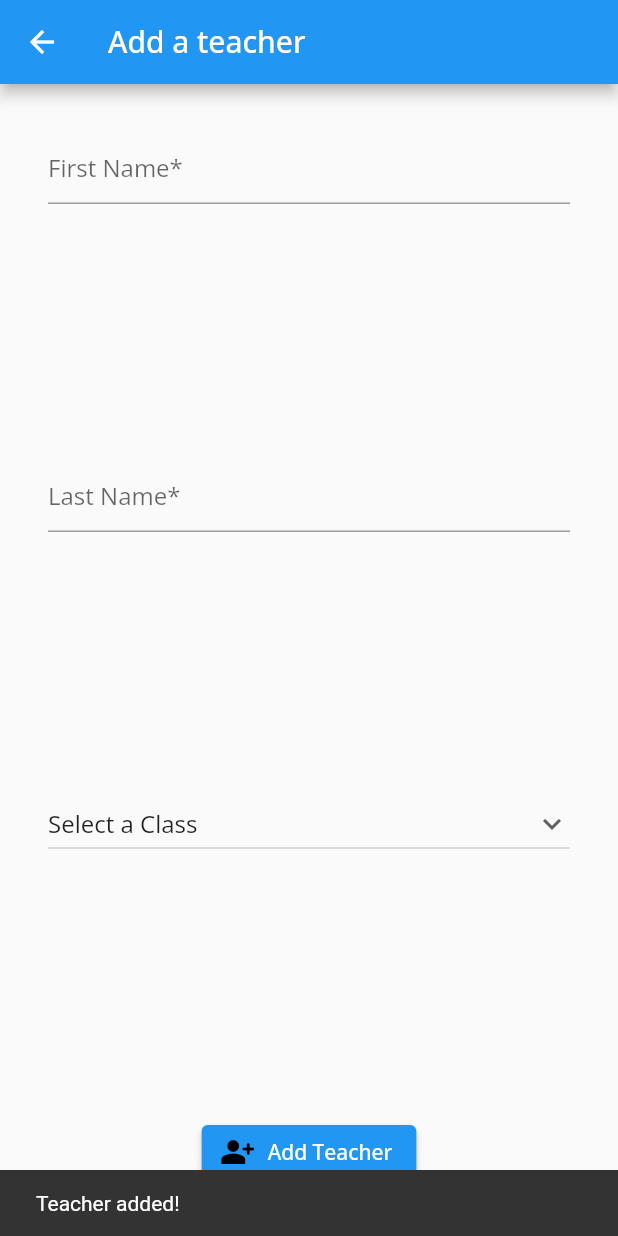
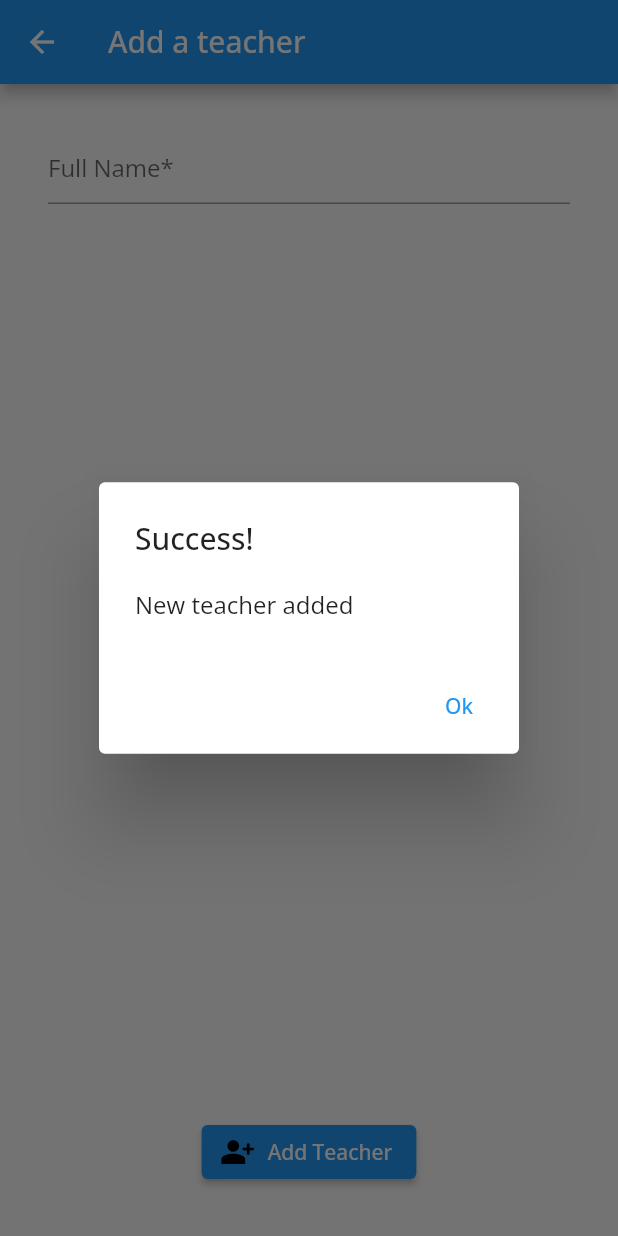
Before and after one commit to pea10164268/reward_system, a Flutter app: the CreateTeacher screen opened by its route, after a tap on "Add Teacher", on a phone screen of 412 x 824 dp. Run offline on Flutter 3.47's test engine with Material 2 defaults, Android fonts, the phone set to English and light mode, and no system bars; our stand-ins replace cloud_firestore, firebase_auth, firebase_core, google_fonts; accounts and stored records are empty.

Commit message:
student list, create classroom and classroom list created.
databases have been referenced together

```diff
--- /dev/null
+++ b/reward_system/lib/Classroom/classroom_list.dart
@@ -0,0 +1,50 @@
+import 'package:cloud_firestore/cloud_firestore.dart';
+import 'package:flutter/material.dart';
+
+class ClassroomList extends StatefulWidget {
+  const ClassroomList({Key? key}) : super(key: key);
+
+  @override
+  State<ClassroomList> createState() => _ClassroomListState();
+}
+
+class _ClassroomListState extends State<ClassroomList> {
+  CollectionReference classrooms =
+      FirebaseFirestore.instance.collection('classrooms');
+
+  @override
+  Widget build(BuildContext context) {
+    return Scaffold(
+        appBar: AppBar(
+          title: const Text('Classroom List',
+              style: TextStyle(
+                fontSize: 20,
+              )),
+        ),
+        body: Center(
+          child: StreamBuilder(
+            stream: classrooms.snapshots(),
+            builder: (context, AsyncSnapshot<QuerySnapshot> snapshot) {
+              if (snapshot.hasError) {
+                return const Text('Something went wrong',
+                    style:
+                        TextStyle(fontSize: 30, fontWeight: FontWeight.bold));
+              }
+
+              if (snapshot.connectionState == ConnectionState.waiting) {
+                return const Text("Loading...");
+              }
+              return ListView.builder(
+                itemCount: snapshot.data!.docs.length,
+                itemBuilder: (context, index) {
+                  return ListTile(
+                    title: Text(snapshot.data?.docs[index]['class_name']),
+                    subtitle: Text(snapshot.data?.docs[index]['teacher']),
+                  );
+                },
+              );
+            },
+          ),
+        ));
+  }
+}
--- a/reward_system/lib/Teacher/create_teacher.dart
+++ b/reward_system/lib/Teacher/create_teacher.dart
@@ -10,31 +10,15 @@ class CreateTeacher extends StatefulWidget {
 
 class _CreateTeacherState extends State<CreateTeacher> {
   final GlobalKey _formKey = GlobalKey<FormState>();
-  final TextEditingController _fNameController = TextEditingController();
-  final TextEditingController _lNameController = TextEditingController();
+  final TextEditingController _fullNameController = TextEditingController();
   CollectionReference teachers =
       FirebaseFirestore.instance.collection('teachers');
 
   Future<void> addTeacher() {
     return teachers.add({
-      'first_name': _fNameController.text,
-      'last_name': _lNameController.text,
-      'classroom': dropdownvalue,
+      'full_name': _fullNameController.text,
     });
   }
-
-  String dropdownvalue = 'Select a Class';
-
-  final _classes = [
-    'Select a Class',
-    'Reception',
-    'Year 1',
-    'Year 2',
-    'Year 3',
-    'Year 4',
-    'Year 5',
-    'Year 6',
-  ];
 
   Widget form() {
     return Expanded(
@@ -46,38 +30,28 @@ class _CreateTeacherState extends State<CreateTeacher> {
                 mainAxisAlignment: MainAxisAlignment.spaceBetween,
                 children: <Widget>[
                   TextFormField(
-                    controller: _fNameController,
+                    controller: _fullNameController,
                     decoration: const InputDecoration(
-                        hintText: 'First Name*',
+                        hintText: 'Full Name*',
                         hintStyle: TextStyle(fontWeight: FontWeight.normal)),
-                  ),
-                  TextFormField(
-                    controller: _lNameController,
-                    decoration: const InputDecoration(
-                        hintText: 'Last Name*',
-                        hintStyle: TextStyle(fontWeight: FontWeight.normal)),
-                  ),
-                  DropdownButton(
-                    value: dropdownvalue,
-                    isExpanded: true,
-                    icon: const Icon(Icons.keyboard_arrow_down),
-                    items: _classes.map((String _classes) {
-                      return DropdownMenuItem(
-                          value: _classes, child: Text(_classes));
-                    }).toList(),
-                    onChanged: (String? newValue) {
-                      setState(() {
-                        dropdownvalue = newValue!;
-                      });
-                    },
                   ),
                   ElevatedButton.icon(
                     onPressed: () {
+                      showDialog(
+                          context: context,
+                          builder: (BuildContext context) {
+                            return AlertDialog(
+                              title: const Text("Success!"),
+                              content: const Text("New teacher added"),
+                              actions: [
+                                TextButton(
+                                    onPressed: () =>
+                                        Navigator.pop(context, '/teacher/add'),
+                                    child: const Text('Ok')),
+                              ],
+                            );
+                          });
                       addTeacher();
-                      const snackBar = SnackBar(
-                        content: Text("Teacher added!"),
-                      );
-                      ScaffoldMessenger.of(context).showSnackBar(snackBar);
                     },
                     icon: const Icon(
                       Icons.person_add_alt_rounded,
```
Also changed, not shown: reward_system/lib/Classroom/create_classroom.dart (added, +133 -0 lines), reward_system/lib/Student/create_student.dart (+66 -49 lines), reward_system/lib/Student/student_list.dart (added, +43 -0 lines), reward_system/lib/main.dart (+7 -1 lines), reward_system/pubspec.lock, 1 other file.
